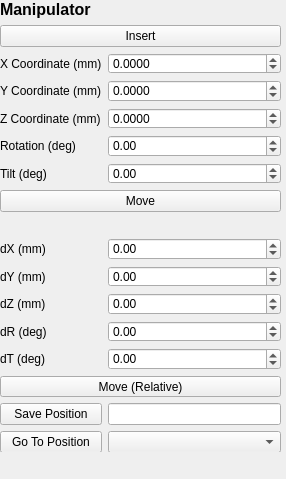
The window that fibsem/ui/qtdesigner_files/FibsemManipulatorWidget.ui (DeMarcoLab/fibsem) describes before a commit, drawn with Qt 5.
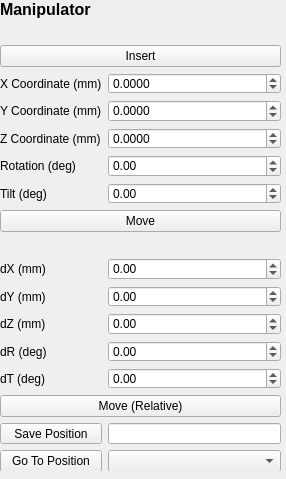
The same window after the commit.

Commit message: manipulator Status

The edit to the form file:
```diff
--- a/fibsem/ui/qtdesigner_files/FibsemManipulatorWidget.ui
+++ b/fibsem/ui/qtdesigner_files/FibsemManipulatorWidget.ui
@@ -19,11 +19,11 @@
      <x>0</x>
      <y>0</y>
      <width>281</width>
-     <height>452</height>
+     <height>471</height>
     </rect>
    </property>
    <layout class="QGridLayout" name="gridLayout">
-    <item row="9" column="2">
+    <item row="10" column="2">
      <widget class="QDoubleSpinBox" name="dX_spinbox">
       <property name="minimum">
        <double>-1000.000000000000000</double>
@@ -33,42 +33,42 @@
       </property>
      </widget>
     </item>
-    <item row="6" column="1">
+    <item row="7" column="1">
      <widget class="QLabel" name="label_movement_stage_tilt">
       <property name="text">
        <string>Tilt (deg)</string>
       </property>
      </widget>
     </item>
-    <item row="9" column="1">
+    <item row="10" column="1">
      <widget class="QLabel" name="label">
       <property name="text">
        <string>dX (mm)</string>
       </property>
      </widget>
     </item>
-    <item row="5" column="1">
+    <item row="6" column="1">
      <widget class="QLabel" name="label_movement_stage_rotation">
       <property name="text">
        <string>Rotation (deg)</string>
       </property>
      </widget>
     </item>
-    <item row="1" column="1" colspan="2">
+    <item row="2" column="1" colspan="2">
      <widget class="QPushButton" name="insertManipulator_button">
       <property name="text">
        <string>Insert</string>
       </property>
      </widget>
     </item>
-    <item row="12" column="1">
+    <item row="13" column="1">
      <widget class="QLabel" name="label_4">
       <property name="text">
        <string>dR (deg)</string>
       </property>
      </widget>
     </item>
-    <item row="13" column="2">
+    <item row="14" column="2">
      <widget class="QDoubleSpinBox" name="dT_spinbox">
       <property name="minimum">
        <double>-365.000000000000000</double>
@@ -78,14 +78,14 @@
       </property>
      </widget>
     </item>
-    <item row="16" column="1">
+    <item row="17" column="1">
      <widget class="QPushButton" name="goToPosition_button">
       <property name="text">
        <string>Go To Position</string>
       </property>
      </widget>
     </item>
-    <item row="5" column="2">
+    <item row="6" column="2">
      <widget class="QDoubleSpinBox" name="rotationCoordinate_spinbox">
       <property name="minimum">
        <double>-360.000000000000000</double>
@@ -95,14 +95,14 @@
       </property>
      </widget>
     </item>
-    <item row="7" column="1" colspan="2">
+    <item row="8" column="1" colspan="2">
      <widget class="QPushButton" name="movetoposition_button">
       <property name="text">
        <string>Move</string>
       </property>
      </widget>
     </item>
-    <item row="2" column="2">
+    <item row="3" column="2">
      <widget class="QDoubleSpinBox" name="xCoordinate_spinbox">
       <property name="decimals">
        <number>4</number>
@@ -115,21 +115,28 @@
       </property>
      </widget>
     </item>
-    <item row="2" column="1">
+    <item row="3" column="1">
      <widget class="QLabel" name="label_movement_stage_x">
       <property name="text">
        <string>X Coordinate (mm)</string>
       </property>
      </widget>
     </item>
-    <item row="3" column="1">
+    <item row="15" column="1" colspan="2">
+     <widget class="QPushButton" name="moveRelative_button">
+      <property name="text">
+       <string>Move (Relative)</string>
+      </property>
+     </widget>
+    </item>
+    <item row="4" column="1">
      <widget class="QLabel" name="label_movement_stage_y">
       <property name="text">
        <string>Y Coordinate (mm)</string>
       </property>
      </widget>
     </item>
-    <item row="3" column="2">
+    <item row="4" column="2">
      <widget class="QDoubleSpinBox" name="yCoordinate_spinbox">
       <property name="decimals">
        <number>4</number>
@@ -142,17 +149,17 @@
       </property>
      </widget>
     </item>
-    <item row="15" column="2">
+    <item row="16" column="2">
      <widget class="QLineEdit" name="savedPositionName_lineEdit"/>
     </item>
-    <item row="4" column="1">
+    <item row="5" column="1">
      <widget class="QLabel" name="label_movement_stage_z">
       <property name="text">
        <string>Z Coordinate (mm)</string>
       </property>
      </widget>
     </item>
-    <item row="4" column="2">
+    <item row="5" column="2">
      <widget class="QDoubleSpinBox" name="zCoordinate_spinbox">
       <property name="decimals">
        <number>4</number>
@@ -165,24 +172,24 @@
       </property>
      </widget>
     </item>
-    <item row="16" column="2">
+    <item row="17" column="2">
      <widget class="QComboBox" name="savedPosition_combobox"/>
     </item>
-    <item row="15" column="1">
+    <item row="16" column="1">
      <widget class="QPushButton" name="addSavedPosition_button">
       <property name="text">
        <string>Save Position</string>
       </property>
      </widget>
     </item>
-    <item row="10" column="1">
+    <item row="11" column="1">
      <widget class="QLabel" name="label_2">
       <property name="text">
        <string>dY (mm)</string>
       </property>
      </widget>
     </item>
-    <item row="8" column="1" colspan="2">
+    <item row="9" column="1" colspan="2">
      <spacer name="horizontalSpacer">
       <property name="orientation">
        <enum>Qt::Horizontal</enum>
@@ -195,14 +202,14 @@
       </property>
      </spacer>
     </item>
-    <item row="13" column="1">
+    <item row="14" column="1">
      <widget class="QLabel" name="label_5">
       <property name="text">
        <string>dT (deg)</string>
       </property>
      </widget>
     </item>
-    <item row="11" column="2">
+    <item row="12" column="2">
      <widget class="QDoubleSpinBox" name="dZ_spinbox">
       <property name="minimum">
        <double>-1000.000000000000000</double>
@@ -212,7 +219,7 @@
       </property>
      </widget>
     </item>
-    <item row="10" column="2">
+    <item row="11" column="2">
      <widget class="QDoubleSpinBox" name="dY_spinbox">
       <property name="minimum">
        <double>-1000.000000000000000</double>
@@ -236,14 +243,14 @@
       </property>
      </widget>
     </item>
-    <item row="11" column="1">
+    <item row="12" column="1">
      <widget class="QLabel" name="label_3">
       <property name="text">
        <string>dZ (mm)</string>
       </property>
      </widget>
     </item>
-    <item row="6" column="2">
+    <item row="7" column="2">
      <widget class="QDoubleSpinBox" name="tiltCoordinate_spinbox">
       <property name="minimum">
        <double>-360.000000000000000</double>
@@ -253,7 +260,7 @@
       </property>
      </widget>
     </item>
-    <item row="12" column="2">
+    <item row="13" column="2">
      <widget class="QDoubleSpinBox" name="dR_spinbox">
       <property name="minimum">
        <double>-365.000000000000000</double>
@@ -263,10 +270,10 @@
       </property>
      </widget>
     </item>
-    <item row="14" column="1" colspan="2">
-     <widget class="QPushButton" name="moveRelative_button">
+    <item row="1" column="1" colspan="2">
+     <widget class="QLabel" name="manipulatorStatus_label">
       <property name="text">
-       <string>Move (Relative)</string>
+       <string/>
       </property>
      </widget>
     </item>
```
The commit also changes 2 other files.
